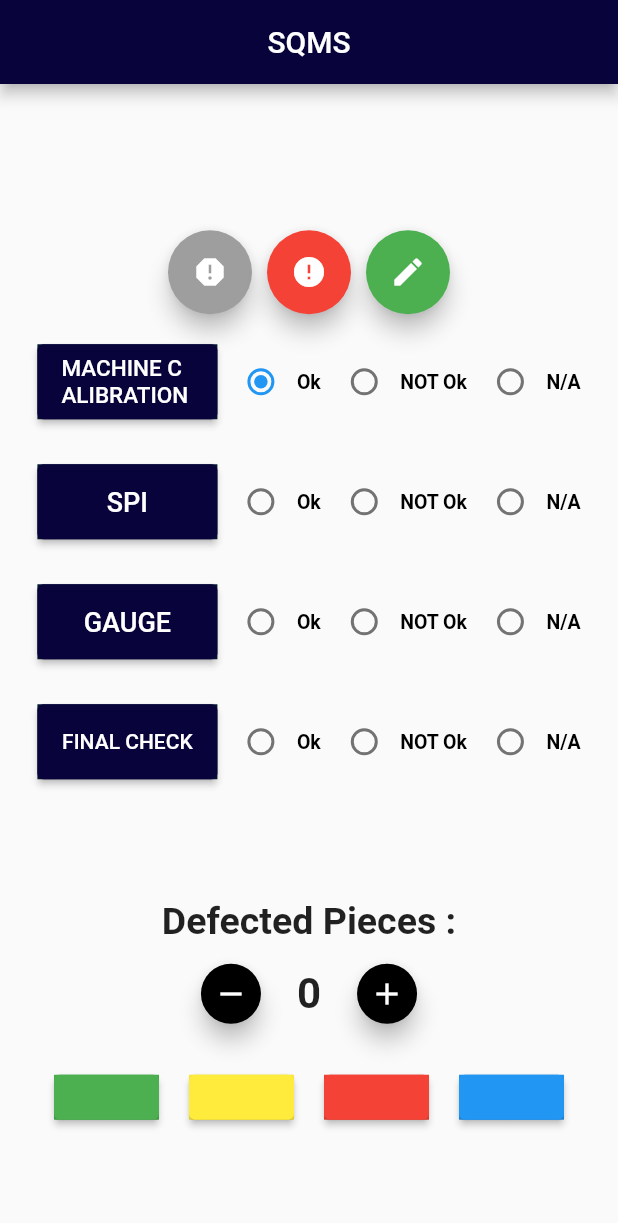
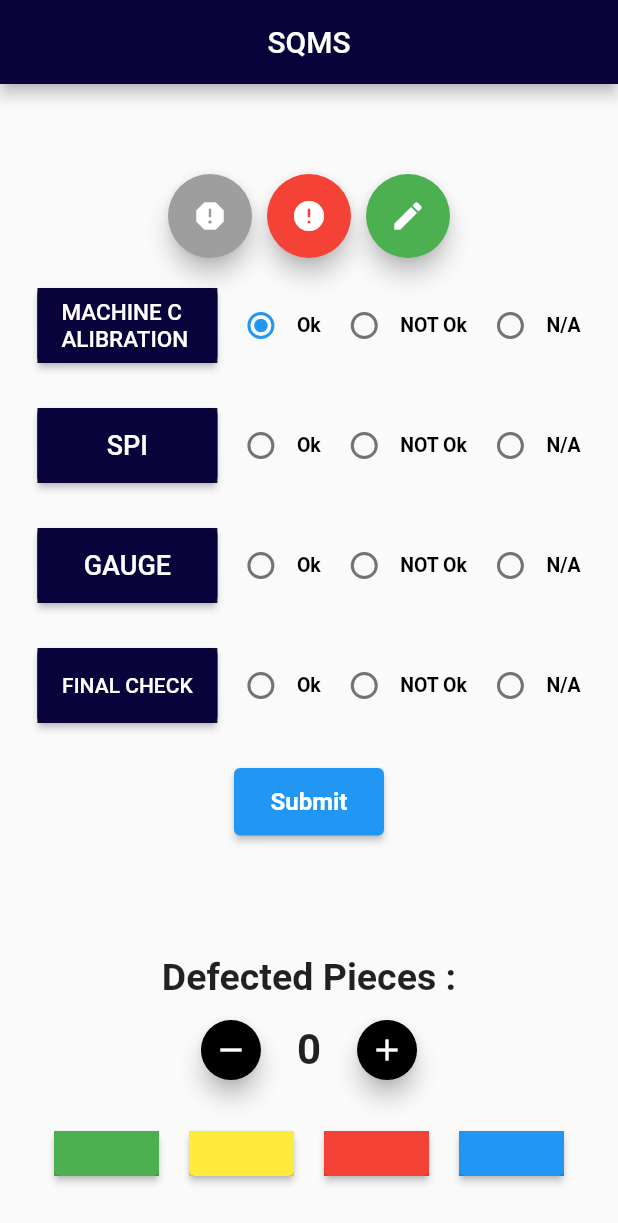
Before and after one commit to axijethwa74/LayoutSQMS, a Flutter app: the screen it shows after launch, on a phone screen of 412 x 824 dp. Shown: the top 1223 px of the screen. Run offline on Flutter 3.47's test engine with Material 2 defaults, Android fonts, the phone set to English and light mode, and no system bars.

Commit message:
changes done

```diff
--- a/Layout/lib/Widgets/CardWidgets.dart
+++ b/Layout/lib/Widgets/CardWidgets.dart
@@ -1,5 +1,6 @@
 
 import 'package:flutter/material.dart';
+// ignore: unused_import
 import 'package:layout/Widgets/LightWidget.dart';
 import 'package:layout/Widgets/roundbutton.dart';
 
--- a/Layout/lib/Widgets/LightWidget.dart
+++ b/Layout/lib/Widgets/LightWidget.dart
@@ -1,3 +1,5 @@
+// ignore: file_names
+// ignore: file_names
 // ignore: file_names, unused_import
 
 import 'package:flutter/material.dart';
--- a/Layout/lib/Widgets/widgets.dart
+++ b/Layout/lib/Widgets/widgets.dart
@@ -156,6 +156,8 @@ const SizedBox(height: 30,),
      Row(
 
 
+
+
       mainAxisAlignment: MainAxisAlignment.center,
       children: [
          Container(
@@ -193,9 +195,26 @@ const SizedBox(height: 30,),
                      const Text("N/A", style: TextStyle(fontSize: 13.0,color: Colors.black,fontWeight: FontWeight.bold),),
                      ],
 
+
+
     ),
+    const SizedBox(height: 30,),
+    Container(
+      width: 100,
+      height: 45,
+      child: ElevatedButton(
+      style: ElevatedButton.styleFrom(
+        textStyle: const TextStyle(
+          fontSize: 16,
+          fontWeight: FontWeight.w600,
+        ),
+      ),
+      onPressed: (){},
+       child: const Text("Submit"),
+      ),
+    ),
+      ],
 
-      ],
     );
   }
 
--- a/Layout/lib/main.dart
+++ b/Layout/lib/main.dart
@@ -48,6 +48,7 @@ class _MyAppState extends State<MyApp> {
 
                 SizedBox(height: 80,),
 
+
                 Buttons(),
 
                 SizedBox(
```
